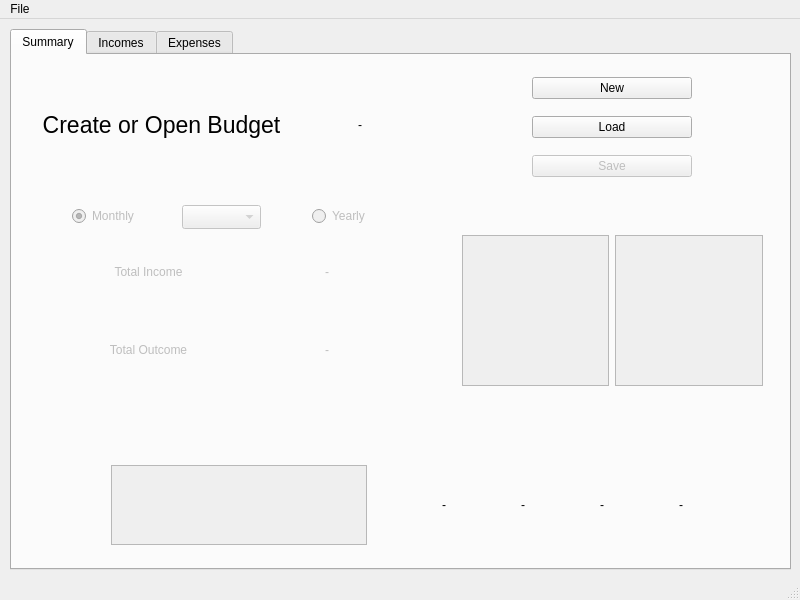
MacPiston/HomePot, file mainwindow.ui: the form before one commit.
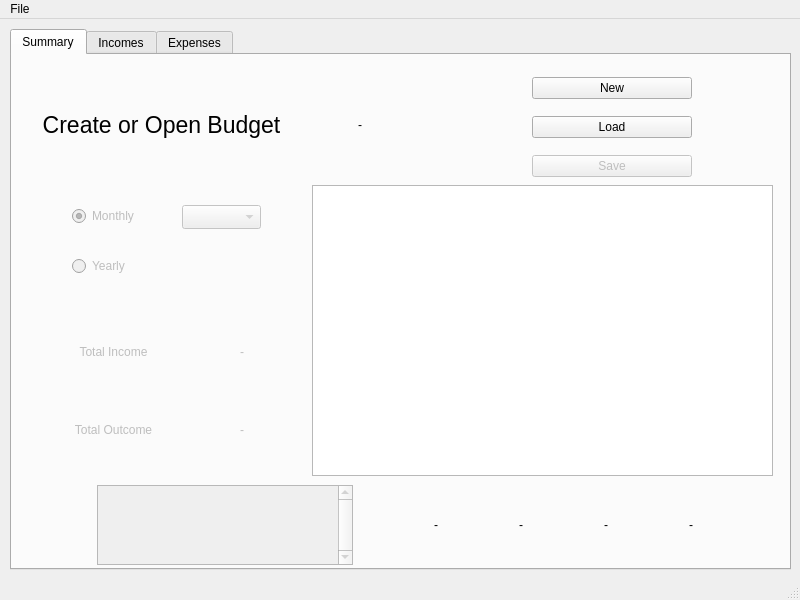
The form after the commit. Custom widgets are drawn as their Qt base class.

Commit message: ChartBuilder Class

```diff
--- a/mainwindow.ui
+++ b/mainwindow.ui
@@ -73,9 +73,9 @@
      <widget class="QWidget" name="horizontalLayoutWidget_2">
       <property name="geometry">
        <rect>
-        <x>30</x>
-        <y>410</y>
-        <width>711</width>
+        <x>10</x>
+        <y>430</y>
+        <width>751</width>
         <height>80</height>
        </rect>
       </property>
@@ -91,6 +91,9 @@
            <verstretch>0</verstretch>
           </sizepolicy>
          </property>
+         <property name="verticalScrollBarPolicy">
+          <enum>Qt::ScrollBarAlwaysOn</enum>
+         </property>
          <property name="editTriggers">
           <set>QAbstractItemView::NoEditTriggers</set>
          </property>
@@ -168,9 +171,9 @@
      <widget class="QWidget" name="verticalLayoutWidget">
       <property name="geometry">
        <rect>
-        <x>50</x>
-        <y>180</y>
-        <width>351</width>
+        <x>40</x>
+        <y>260</y>
+        <width>251</width>
         <height>151</height>
        </rect>
       </property>
@@ -275,8 +278,8 @@
       </property>
       <property name="geometry">
        <rect>
-        <x>300</x>
-        <y>150</y>
+        <x>60</x>
+        <y>200</y>
         <width>100</width>
         <height>22</height>
        </rect>
@@ -324,31 +327,18 @@
        </item>
       </layout>
      </widget>
-     <widget class="QWidget" name="horizontalLayoutWidget_3">
+     <widget class="QtCharts::QChartView" name="chartViewOverall">
+      <property name="enabled">
+       <bool>true</bool>
+      </property>
       <property name="geometry">
        <rect>
-        <x>450</x>
-        <y>180</y>
-        <width>301</width>
-        <height>151</height>
+        <x>300</x>
+        <y>130</y>
+        <width>461</width>
+        <height>291</height>
        </rect>
       </property>
-      <layout class="QHBoxLayout" name="chartHorizontalLayout">
-       <item>
-        <widget class="QtCharts::QChartView" name="chartViewExpense">
-         <property name="enabled">
-          <bool>false</bool>
-         </property>
-        </widget>
-       </item>
-       <item>
-        <widget class="QtCharts::QChartView" name="chartViewIncome">
-         <property name="enabled">
-          <bool>false</bool>
-         </property>
-        </widget>
-       </item>
-      </layout>
      </widget>
     </widget>
     <widget class="QWidget" name="incomeTab">
```
Left out of the diff: 2 changed lines with no effect on the pictures. The commit also changes 6 other files.
